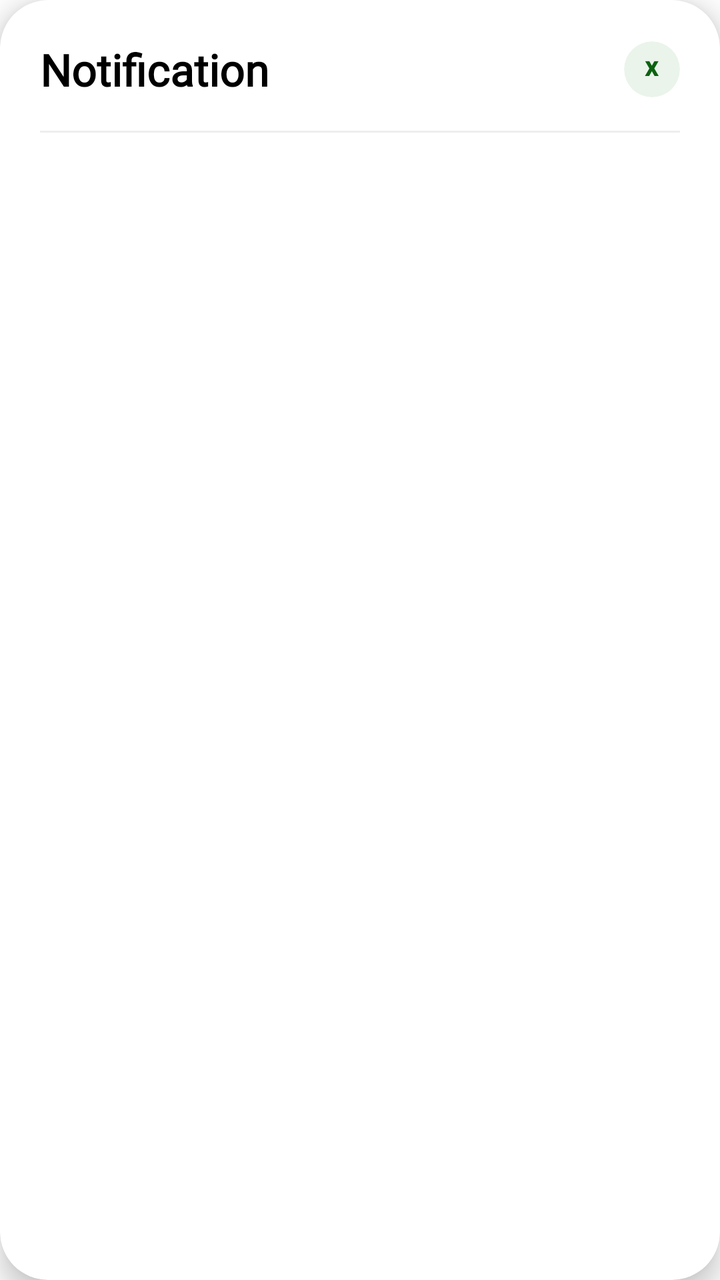
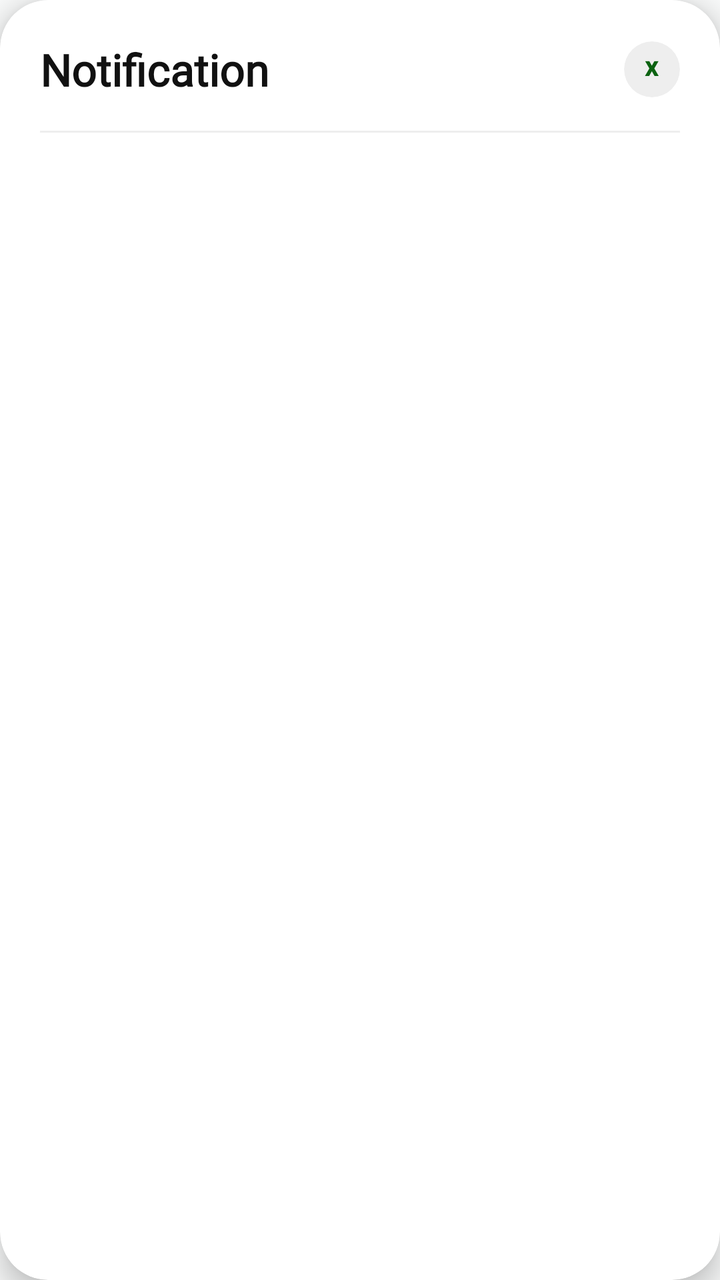

Before-and-after screenshots of an Android layout around one commit, followed by the original layout XML and the change that was made.
<!-- AndroidManifest.xml: application theme Theme.SmartGrow -->
<!-- res/layout/dialog_notification.xml -->
<?xml version="1.0" encoding="utf-8"?>
<com.google.android.material.card.MaterialCardView
    xmlns:android="http://schemas.android.com/apk/res/android"
    xmlns:app="http://schemas.android.com/apk/res-auto"
    android:layout_width="match_parent"
    android:layout_height="wrap_content"
    android:layout_margin="20dp"
    app:cardCornerRadius="24dp"
    app:cardElevation="8dp"
    app:cardBackgroundColor="#FFFFFF"
    app:strokeWidth="0dp">

    <LinearLayout
        android:layout_width="match_parent"
        android:layout_height="wrap_content"
        android:orientation="vertical"
        android:padding="20dp">

        <RelativeLayout
            android:layout_width="match_parent"
            android:layout_height="wrap_content"
            android:layout_marginBottom="16dp">

            <TextView
                android:layout_width="wrap_content"
                android:layout_height="wrap_content"
                android:text="Notification"
                android:textColor="#000000"
                android:textSize="22sp"
                android:textStyle="bold"
                android:fontFamily="@font/poppins"
                android:layout_alignParentLeft="true"
                android:layout_centerVertical="true" />

            <com.google.android.material.card.MaterialCardView
                android:id="@+id/btn_close_notification"
                android:layout_width="28dp"
                android:layout_height="28dp"
                android:layout_alignParentRight="true"
                android:layout_centerVertical="true"
                app:cardCornerRadius="14dp"
                app:cardBackgroundColor="#EAF4EB"
                app:strokeWidth="0dp"
                android:clickable="true"
                android:focusable="true"
                android:foreground="?attr/selectableItemBackground">
                <TextView
                    android:layout_width="wrap_content"
                    android:layout_height="wrap_content"
                    android:text="x"
                    android:textColor="#0C6211"
                    android:textStyle="bold"
                    android:layout_gravity="center"
                    android:layout_marginBottom="2dp"/>
            </com.google.android.material.card.MaterialCardView>
        </RelativeLayout>

        <View
            android:layout_width="match_parent"
            android:layout_height="1dp"
            android:background="#EEEEEE"
            android:layout_marginBottom="12dp"/>

        <androidx.recyclerview.widget.RecyclerView
            android:id="@+id/rv_notifications_list"
            android:layout_width="match_parent"
            android:layout_height="250dp"
            android:scrollbars="vertical"/>

    </LinearLayout>
</com.google.android.material.card.MaterialCardView>
<!-- resources referenced by this layout -->
<resources>
  <style name="Theme.SmartGrow" parent="Base.Theme.SmartGrow" />
  <style name="Base.Theme.SmartGrow" parent="Theme.Material3.DayNight.NoActionBar">
          <item name="android:windowBackground">@android:color/white</item>
          <item name="android:windowDisablePreview">true</item>
  
          
          <item name="android:statusBarColor">#FFFFFF</item>
          <item name="android:windowLightStatusBar">true</item>
  
          
          <item name="android:navigationBarColor">#FFFFFF</item>
          <item name="android:windowLightNavigationBar" tools:targetApi="o">true</item>
  
          <item name="android:windowDrawsSystemBarBackgrounds">true</item>
          <item name="android:windowTranslucentStatus">false</item>
          <item name="android:windowTranslucentNavigation">false</item>
      </style>
</resources>

<!-- the commit's change to res/layout/dialog_notification.xml (unified diff, before → after) -->
@@ -7,7 +7,7 @@
     android:layout_margin="20dp"
     app:cardCornerRadius="24dp"
     app:cardElevation="8dp"
-    app:cardBackgroundColor="#FFFFFF"
+    app:cardBackgroundColor="@color/card_background"
     app:strokeWidth="0dp">
 
     <LinearLayout
@@ -25,7 +25,7 @@
                 android:layout_width="wrap_content"
                 android:layout_height="wrap_content"
                 android:text="Notification"
-                android:textColor="#000000"
+                android:textColor="@color/text_primary"
                 android:textSize="22sp"
                 android:textStyle="bold"
                 android:fontFamily="@font/poppins"
@@ -39,7 +39,7 @@
                 android:layout_alignParentRight="true"
                 android:layout_centerVertical="true"
                 app:cardCornerRadius="14dp"
-                app:cardBackgroundColor="#EAF4EB"
+                app:cardBackgroundColor="@color/divider"
                 app:strokeWidth="0dp"
                 android:clickable="true"
                 android:focusable="true"
@@ -48,7 +48,7 @@
                     android:layout_width="wrap_content"
                     android:layout_height="wrap_content"
                     android:text="x"
-                    android:textColor="#0C6211"
+                    android:textColor="@color/primary_green"
                     android:textStyle="bold"
                     android:layout_gravity="center"
                     android:layout_marginBottom="2dp"/>
@@ -58,7 +58,7 @@
         <View
             android:layout_width="match_parent"
             android:layout_height="1dp"
-            android:background="#EEEEEE"
+            android:background="@color/divider"
             android:layout_marginBottom="12dp"/>
 
         <androidx.recyclerview.widget.RecyclerView
<!-- resource entries referenced after the edit -->
@@ -1,21 +1,26 @@
 <!-- resources referenced by this layout -->
 <resources>
+  <color name="card_background">#FFFFFF</color>
+  <color name="divider">#EEEEEE</color>
+  <color name="primary_green">#0C6211</color>
+  <color name="text_primary">#111111</color>
   <style name="Theme.SmartGrow" parent="Base.Theme.SmartGrow" />
   <style name="Base.Theme.SmartGrow" parent="Theme.Material3.DayNight.NoActionBar">
-          <item name="android:windowBackground">@android:color/white</item>
+          <item name="android:windowBackground">@color/background</item>
           <item name="android:windowDisablePreview">true</item>
   
           
-          <item name="android:statusBarColor">#FFFFFF</item>
+          <item name="android:statusBarColor">@color/background</item>
           <item name="android:windowLightStatusBar">true</item>
   
           
-          <item name="android:navigationBarColor">#FFFFFF</item>
+          <item name="android:navigationBarColor">@color/background</item>
           <item name="android:windowLightNavigationBar" tools:targetApi="o">true</item>
   
           <item name="android:windowDrawsSystemBarBackgrounds">true</item>
           <item name="android:windowTranslucentStatus">false</item>
           <item name="android:windowTranslucentNavigation">false</item>
       </style>
+  <color name="background">#F9FAFA</color>
 </resources>
 
